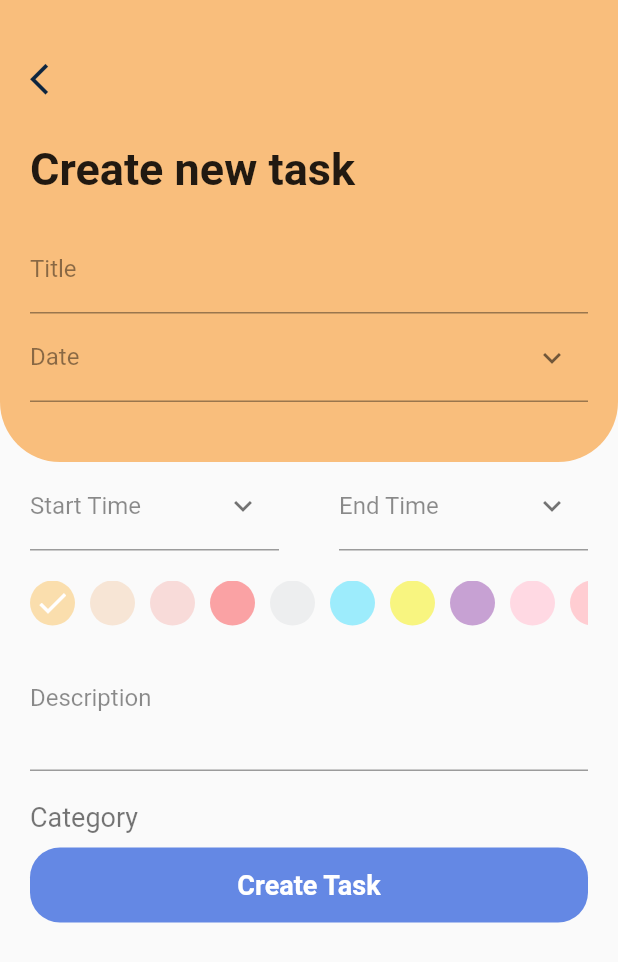
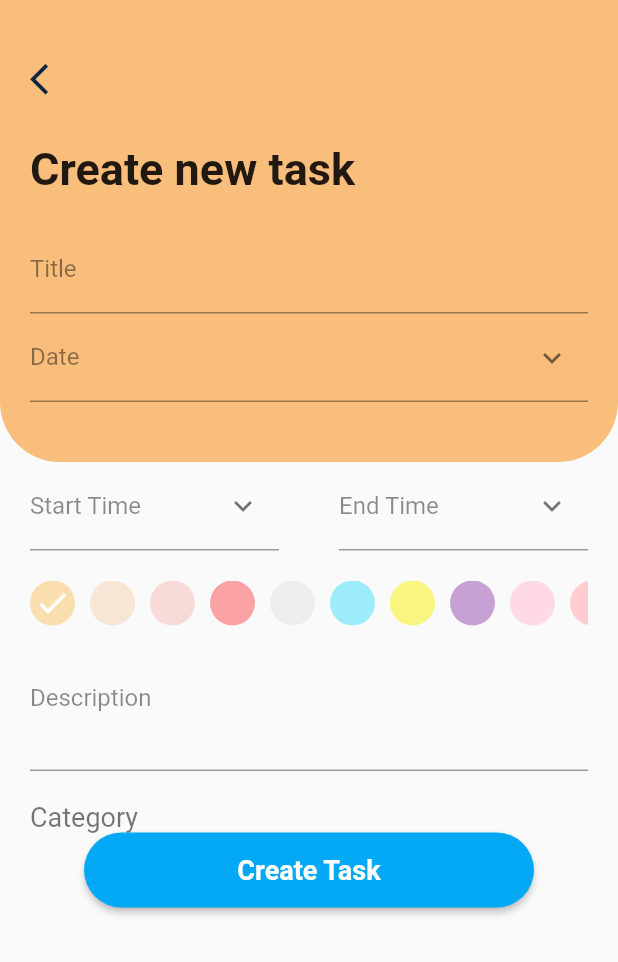
Before and after one commit to zezosaad89/engz_app, a Flutter app: the CreateNewTaskPage screen opened directly, after a tap on "Create Task", on a phone screen of 412 x 824 dp. Shown: the top 962 px of the screen. Run offline on Flutter 3.47's test engine with Material 2 defaults, Android fonts, the light colour scheme and no system bars; drawn by our look-alikes of rounded_loading_button; our stand-ins replace bloc, bottom_navy_bar, cloud_firestore, firebase_auth, firebase_core, flutter_bloc and 4 more; missing offline and left inert: blobs; accounts and stored records are empty.

Commit message:
'upaate project'

```diff
--- a/lib/blocs/auth/auth_state.dart
+++ b/lib/blocs/auth/auth_state.dart
@@ -4,7 +4,11 @@ part of 'auth_cubit.dart';
 abstract class AuthState {}
 
 class AuthInitial extends AuthState {}
-class SuccessUserLoginState extends AuthState {}
+class SuccessUserLoginState extends AuthState {
+  final String uId;
+
+  SuccessUserLoginState(this.uId);
+}
 class ErrorUserLoginState extends AuthState {}
 
 
@@ -13,3 +17,11 @@ class ErrorRegisterState extends AuthState {}
 
 class PickImageSuccessState extends AuthState {}
 class PickImageErrorState extends AuthState {}
+
+
+class SuccessCreateUserState extends AuthState {
+  final String uId;
+
+  SuccessCreateUserState(this.uId);
+}
+class ErrorCreateUserState extends AuthState {}
--- a/lib/blocs/home/home_cubit.dart
+++ b/lib/blocs/home/home_cubit.dart
@@ -1,7 +1,12 @@
 import 'package:bloc/bloc.dart';
+import 'package:cloud_firestore/cloud_firestore.dart';
+import 'package:engz_app/models/task_model.dart';
+import 'package:engz_app/models/user_model.dart';
 import 'package:engz_app/screens/home/home_screen.dart';
 import 'package:engz_app/screens/project/project_screen.dart';
 import 'package:engz_app/screens/task_screen/task_screen.dart';
+import 'package:engz_app/shared/components/constance.dart';
+import 'package:firebase_auth/firebase_auth.dart';
 import 'package:flutter_bloc/flutter_bloc.dart';
 import 'package:meta/meta.dart';
 
@@ -30,4 +35,59 @@ class HomeCubit extends Cubit<HomeState> {
     this.index = index;
     emit(ChangeNavBarIndexState());
   }
+
+   late UserModel userModel;
+
+  void getUserData() {
+  emit(GetUserDataLoadingState());
+    FirebaseFirestore.instance
+        .collection('users')
+        .doc(USER_UID)
+        .get()
+        .then((value){
+          print(value.data());
+          emit(GetUserDataSuccessState());
+          userModel = UserModel.fromJson(value.data()!);
+          print(userModel.uId);
+    }).catchError((error){
+      emit(GetUserDataErrorState());
+    });
+
+  }
+
+  void createTask({
+    required String title,
+     String? uId,
+    required String description,
+    required DateTime date,
+    required bool status,
+    required String level,
+    required String startTime,
+    required String endTime,
+  }) {
+    emit(AddTasksLoadingState());
+
+    TaskModel taskModel = TaskModel(
+      date: date,
+      title: title,
+      description: description,
+      endTime: endTime,
+      level: level,
+      startTime: startTime,
+      status: status,
+      uId: userModel.uId
+    );
+
+    FirebaseFirestore.instance
+    .collection('tasks')
+    .doc()
+    .set(taskModel.toMap())
+    .then((value){
+      emit(AddTasksSuccessState());
+    }).catchError((error){
+      emit(AddTasksErrorState());
+      print(error.toString());
+    });
+
+  }
 }
--- a/lib/blocs/home/home_state.dart
+++ b/lib/blocs/home/home_state.dart
@@ -16,3 +16,8 @@ class GetTasksErrorState extends HomeState {}
 class AddTasksLoadingState extends HomeState {}
 class AddTasksSuccessState extends HomeState {}
 class AddTasksErrorState extends HomeState {}
+
+
+class GetUserDataLoadingState extends HomeState {}
+class GetUserDataSuccessState extends HomeState {}
+class GetUserDataErrorState extends HomeState {}
--- a/lib/models/task_model.dart
+++ b/lib/models/task_model.dart
@@ -6,6 +6,7 @@ class TaskModel{
  late String? level;
  late String? startTime;
  late String? endTime;
+ late String? uId;
 
 
   TaskModel({
@@ -16,6 +17,7 @@ class TaskModel{
      this.level,
      this.status,
      this.title,
+     this.uId,
 });
 
   TaskModel.fromJson(Map<String , dynamic> json)
@@ -27,6 +29,7 @@ class TaskModel{
     description = json['description'];
     level = json['level'];
     status = json['status'];
+    uId = json['uId'];
   }
 
   Map<String , dynamic> toMap()
@@ -36,7 +39,7 @@ class TaskModel{
       'startTime': startTime,
       'endTime': endTime,
       'date': date,
-
+      'uId': uId,
       'description': description,
       'level': level,
       'status': status,
--- /dev/null
+++ b/lib/models/user_model.dart
@@ -0,0 +1,21 @@
+class UserModel {
+  late String? name;
+  late String? email;
+  late String? uId;
+
+  UserModel({this.uId, this.name, this.email});
+
+  UserModel.fromJson(Map<String, dynamic> json) {
+    name = json['name'];
+    email = json['email'];
+    uId = json['uId'];
+  }
+
+  Map<String, dynamic> toJson() {
+    return {
+      'name': name,
+      'email': email,
+      'uId': uId,
+    };
+  }
+}
--- a/lib/screens/task_screen/add_task_screen.dart
+++ b/lib/screens/task_screen/add_task_screen.dart
@@ -1,3 +1,4 @@
+import 'package:engz_app/blocs/home/home_cubit.dart';
 import 'package:engz_app/blocs/tasks/task_cubit.dart';
 import 'package:engz_app/shared/widgets/back_button.dart';
 import 'package:engz_app/shared/widgets/color_picker.dart';
@@ -7,6 +8,7 @@ import 'package:flutter/material.dart';
 import 'package:engz_app/shared/theme/colors/light_color.dart';
 import 'package:flutter_bloc/flutter_bloc.dart';
 import 'package:intl/intl.dart';
+import 'package:rounded_loading_button/rounded_loading_button.dart';
 
 class CreateNewTaskPage extends StatefulWidget {
   @override
@@ -23,7 +25,7 @@ class _CreateNewTaskPageState extends State<CreateNewTaskPage> {
   final TextEditingController _startTimeController = TextEditingController();
 
   final TextEditingController _endTimeController = TextEditingController();
-
+  final RoundedLoadingButtonController _btnController = RoundedLoadingButtonController();
   late DateTime date;
 
   late TimeOfDay startTime;
@@ -58,12 +60,15 @@ class _CreateNewTaskPageState extends State<CreateNewTaskPage> {
       Icons.keyboard_arrow_down,
       color: Colors.black54,
     );
-    return BlocConsumer<TaskCubit, TaskState>(
+    return BlocConsumer<HomeCubit, HomeState>(
       listener: (context, state) {
         // TODO: implement listener
+        if(state is AddTasksSuccessState){
+          _btnController.success();
+        }
       },
       builder: (context, state) {
-        var cubt = TaskCubit.get(context);
+        var cubt = HomeCubit.get(context);
         return Scaffold(
           body: SingleChildScrollView(
             child: Column(
@@ -291,69 +296,105 @@ class _CreateNewTaskPageState extends State<CreateNewTaskPage> {
                     ],
                   ),
                 ),
-                GestureDetector(
-                  onTap: () {
-                    // AwesomeDialog(
-                    //   dismissOnBackKeyPress: true,
-                    //   context: context,
-                    //   dialogType: DialogType.SUCCES,
-                    //   animType: AnimType.BOTTOMSLIDE,
-                    //   title: 'Add Task',
-                    //   desc: 'Task ${_titleController.text} Added',
-                    //   btnCancelOnPress: () {
-                    //     // Navigator.of(context).pop();
-                    //   },
-                    //   btnOkOnPress: () {
-                    //     addTask(
-                    //             _titleController.text,
-                    //             _desController.text,
-                    //             false,
-                    //             _startTimeController.text,
-                    //             _endTimeController.text,
-                    //             date,
-                    //             categoty)
-                    //         .then((value) {
-                    //       navigateEnd(context, TaskScreen());
-                    //     }).catchError((error) {
-                    //       print(error.toString());
-                    //     });
-                    //   },
-                    // )..show();
-                    cubt.addTasks(
+                // GestureDetector(
+                //   onTap: () {
+                //     // AwesomeDialog(
+                //     //   dismissOnBackKeyPress: true,
+                //     //   context: context,
+                //     //   dialogType: DialogType.SUCCES,
+                //     //   animType: AnimType.BOTTOMSLIDE,
+                //     //   title: 'Add Task',
+                //     //   desc: 'Task ${_titleController.text} Added',
+                //     //   btnCancelOnPress: () {
+                //     //     // Navigator.of(context).pop();
+                //     //   },
+                //     //   btnOkOnPress: () {
+                //     //     addTask(
+                //     //             _titleController.text,
+                //     //             _desController.text,
+                //     //             false,
+                //     //             _startTimeController.text,
+                //     //             _endTimeController.text,
+                //     //             date,
+                //     //             categoty)
+                //     //         .then((value) {
+                //     //       navigateEnd(context, TaskScreen());
+                //     //     }).catchError((error) {
+                //     //       print(error.toString());
+                //     //     });
+                //     //   },
+                //     // )..show();
+                //     // cubt.addTasks(
+                //     //   title: _titleController.text,
+                //     //   desc: _desController.text,
+                //     //   status: false,
+                //     //   date: date,
+                //     //   startTime: _startTimeController.text,
+                //     //   endTime: _endTimeController.text,
+                //     // );
+                //     cubt.createTask(
+                //       title: _titleController.text,
+                //         description: _desController.text,
+                //         date: date,
+                //         status: false,
+                //         level: 'low',
+                //         startTime: _startTimeController.text,
+                //         endTime: _endTimeController.text,
+                //     );
+                //
+                //
+                //
+                //     print(_titleController.text);
+                //
+                //   },
+                //   child: Container(
+                //     height: 80,
+                //     width: width,
+                //     child: Row(
+                //       crossAxisAlignment: CrossAxisAlignment.stretch,
+                //       children: <Widget>[
+                //         Container(
+                //           child: Text(
+                //             'Create Task',
+                //             style: TextStyle(
+                //                 color: Colors.white,
+                //                 fontWeight: FontWeight.w700,
+                //                 fontSize: 18),
+                //           ),
+                //           alignment: Alignment.center,
+                //           margin: EdgeInsets.fromLTRB(20, 10, 20, 20),
+                //           width: width - 40,
+                //           decoration: BoxDecoration(
+                //             color: LightColors.kBlue,
+                //             borderRadius: BorderRadius.circular(20),
+                //           ),
+                //         ),
+                //       ],
+                //     ),
+                //   ),
+                // ),
+                RoundedLoadingButton(
+                  controller: _btnController,
+                  child: Text(
+                    'Create Task',
+                    style: TextStyle(
+                        color: Colors.white,
+                        fontWeight: FontWeight.w700,
+                        fontSize: 18),
+                  ),
+                  onPressed: () {
+                    cubt.createTask(
                       title: _titleController.text,
-                      desc: _desController.text,
+                      description: _desController.text,
+                      date: date,
                       status: false,
-                      date: date,
+                      level: 'low',
                       startTime: _startTimeController.text,
                       endTime: _endTimeController.text,
                     );
-                  },
-                  child: Container(
-                    height: 80,
-                    width: width,
-                    child: Row(
-                      crossAxisAlignment: CrossAxisAlignment.stretch,
-                      children: <Widget>[
-                        Container(
-                          child: Text(
-                            'Create Task',
-                            style: TextStyle(
-                                color: Colors.white,
-                                fontWeight: FontWeight.w700,
-                                fontSize: 18),
-                          ),
-                          alignment: Alignment.center,
-                          margin: EdgeInsets.fromLTRB(20, 10, 20, 20),
-                          width: width - 40,
-                          decoration: BoxDecoration(
-                            color: LightColors.kBlue,
-                            borderRadius: BorderRadius.circular(20),
-                          ),
-                        ),
-                      ],
-                    ),
-                  ),
-                ),
+                  }
+
+                )
               ],
             ),
           ),
--- /dev/null
+++ b/lib/shared/components/constance.dart
@@ -0,0 +1,3 @@
+import 'package:engz_app/shared/network/local/cashe_helper.dart';
+
+ String? USER_UID = CacheHelper.getData(key: 'uId');
--- a/pubspec.yaml
+++ b/pubspec.yaml
@@ -39,7 +39,8 @@ dependencies:
   blobs: ^2.0.0
   percent_indicator: ^3.0.1
   image_picker: ^0.8.3+2
-
+  shared_preferences: ^2.0.7
+  rounded_loading_button: ^2.0.5
 
 dev_dependencies:
   flutter_test:
```
Also changed, not shown: lib/blocs/auth/auth_cubit.dart (+14 -7 lines), lib/main.dart (+6 -2 lines), lib/screens/auth/login_screen.dart (+11 -0 lines), lib/screens/auth/register_screen.dart (+10 -1 lines), lib/shared/network/local/cashe_helper.dart (added, +28 -0 lines), pubspec.lock.
